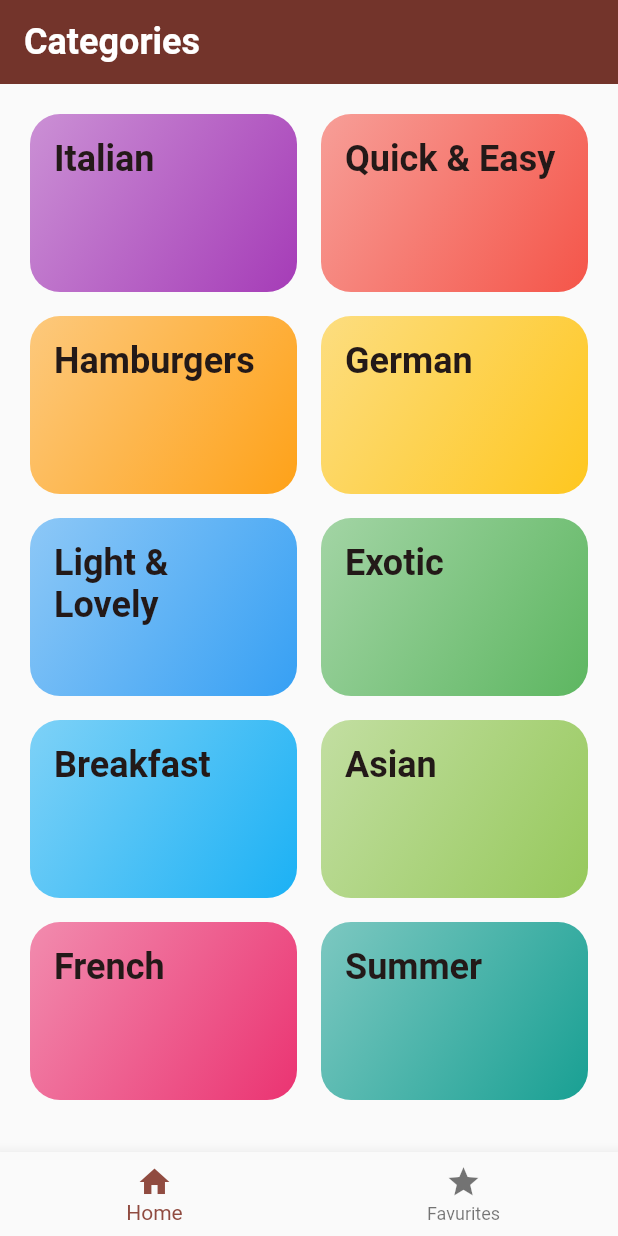
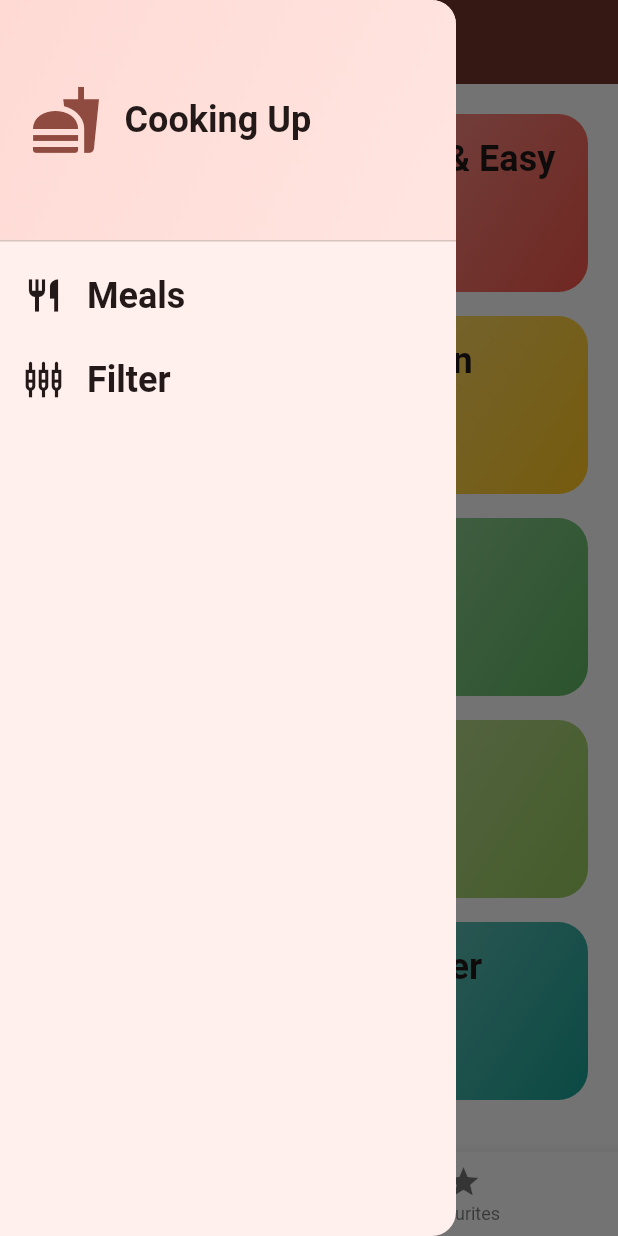
Before and after one commit to adarsh-fr/Meals, a Flutter app: the screen it shows after launch, with the side drawer open (before the commit the screen has no drawer), on a phone screen of 412 x 824 dp. Run offline on Flutter 3.47's test engine with Material 2 defaults, Android fonts, the phone set to English and light mode, and no system bars; our stand-ins replace transparent_image; missing offline and left inert: bulleted_list, enough_platform_widgets.

Commit message:
Added Filters For Meals

```diff
--- a/lib/main.dart
+++ b/lib/main.dart
@@ -1,15 +1,13 @@
 import 'package:flutter/material.dart';
-import 'package:google_fonts/google_fonts.dart';
 
-import 'package:meals/screens/categories.dart';
 import 'package:meals/screens/tabs.dart';
 
 var kColorScheme = ColorScheme.fromSeed(
-  seedColor: Color.fromARGB(255, 247, 5, 5)
+  seedColor: const Color.fromARGB(255, 247, 5, 5)
 );
 
 var kDarkColorScheme = ColorScheme.fromSeed(
-  seedColor: Color.fromARGB(255, 0, 14, 0),
+  seedColor: const Color.fromARGB(255, 0, 14, 0),
   brightness: Brightness.dark,
 );
 void main() {
--- a/lib/screens/categories.dart
+++ b/lib/screens/categories.dart
@@ -7,12 +7,13 @@ import 'package:meals/widgets/category_grid_item.dart';
 import '../models/meal_model.dart';
 
 class CategoriesScreen extends StatelessWidget {
-  const CategoriesScreen({super.key, required this.onToggleFavorite});
+  const CategoriesScreen({super.key, required this.onToggleFavorite, required this.availableMeals});
 
   final void Function(MealModel meal) onToggleFavorite;
+  final List<MealModel> availableMeals;
 
   void _selectedCategory(BuildContext context, CategoryModel category) {
-    final selectedCategoryMeals = dummyMealData
+    final selectedCategoryMeals = availableMeals
         .where(
           (meal) => meal.categories.contains(category.id),
         )
--- a/lib/screens/tabs.dart
+++ b/lib/screens/tabs.dart
@@ -1,8 +1,18 @@
 import 'package:flutter/material.dart';
 
+import 'package:meals/data/dummy_data.dart';
 import 'package:meals/models/meal_model.dart';
 import 'package:meals/screens/categories.dart';
+import 'package:meals/screens/filters.dart';
 import 'package:meals/screens/meals.dart';
+import 'package:meals/widgets/main_drawer.dart';
+
+const kInitialFilters = {
+  Filter.glutenFree: false,
+  Filter.lactoseFree: false,
+  Filter.vegeterian: false,
+  Filter.vegan: false,
+};
 
 class TabsScreen extends StatefulWidget {
   const TabsScreen({super.key});
@@ -16,6 +26,7 @@ class TabsScreen extends StatefulWidget {
 class _TabsScreenState extends State<TabsScreen> {
   int _selectedPageIndex = 0;
   final List<MealModel> _favoriteMeal = [];
+  Map<Filter, bool> _selectedFilters = kInitialFilters;
 
   void _showInfoMessage(String message) {
     ScaffoldMessenger.of(context).clearSnackBars();
@@ -48,10 +59,41 @@ class _TabsScreenState extends State<TabsScreen> {
     });
   }
 
+  void _setScreen(String identifier) async {
+    Navigator.of(context).pop();
+    if (identifier == 'filters') {
+      final result = await Navigator.of(context).push<Map<Filter, bool>>(
+        MaterialPageRoute(
+          builder: (ctx) => FiltersScreen(currentFilters: _selectedFilters,),
+        ),
+      );
+      setState(() {
+        _selectedFilters = result ?? kInitialFilters;
+      });
+    }
+  }
+
   @override
   Widget build(BuildContext context) {
+    final availableMeals = dummyMealData.where((meal) {
+      if (_selectedFilters[Filter.glutenFree]! && !meal.isGlutenFree) {
+        return false;
+      }
+      if (_selectedFilters[Filter.lactoseFree]! && !meal.isLactoseFree) {
+        return false;
+      }
+      if (_selectedFilters[Filter.vegan]! && !meal.isVegan) {
+        return false;
+      }
+      if (_selectedFilters[Filter.vegeterian]! && !meal.isVegetarian) {
+        return false;
+      }
+      return true;
+    }).toList();
+
     Widget activePage = CategoriesScreen(
       onToggleFavorite: _toggleMealFavoriteStatus,
+      availableMeals: availableMeals,
     );
     var activePageTitle = 'Categories';
 
@@ -67,6 +109,9 @@ class _TabsScreenState extends State<TabsScreen> {
       appBar: AppBar(
         title: Text(activePageTitle),
       ),
+      drawer: MainDrawer(
+        onSelectScreen: _setScreen,
+      ),
       body: activePage,
       bottomNavigationBar: BottomNavigationBar(
         currentIndex: _selectedPageIndex,
--- /dev/null
+++ b/lib/widgets/main_drawer.dart
@@ -0,0 +1,85 @@
+import 'package:flutter/material.dart';
+
+class MainDrawer extends StatelessWidget {
+  const MainDrawer({super.key, required this.onSelectScreen});
+
+  final void Function(String identifier) onSelectScreen;
+
+  @override
+  Widget build(BuildContext context) {
+    return Drawer(
+      child: Column(
+        children: [
+          DrawerHeader(
+            padding: const EdgeInsets.all(20),
+            decoration: BoxDecoration(
+              gradient: LinearGradient(
+                colors: [
+                  Theme.of(context).colorScheme.primaryContainer,
+                  Theme.of(context)
+                      .colorScheme
+                      .primaryContainer
+                      .withOpacity(0.5),
+                ],
+                begin: Alignment.topLeft,
+                end: Alignment.bottomRight,
+              ),
+            ),
+            child: Row(
+              children: [
+                Icon(
+                  Icons.fastfood,
+                  size: 48,
+                  color: Theme.of(context).colorScheme.primary,
+                ),
+                const SizedBox(
+                  width: 15,
+                ),
+                Text(
+                  'Cooking Up',
+                  style: Theme.of(context).textTheme.titleLarge!.copyWith(
+                        color: Theme.of(context).colorScheme.onBackground,
+                      ),
+                )
+              ],
+            ),
+          ),
+          ListTile(
+            leading: Icon(
+              Icons.restaurant,
+              size: 26,
+              color: Theme.of(context).colorScheme.onBackground,
+            ),
+            title: Text(
+              'Meals',
+              style: Theme.of(context).textTheme.titleMedium!.copyWith(
+                  color: Theme.of(context).colorScheme.onBackground,
+                  fontSize: 24,
+                  fontWeight: FontWeight.bold),
+            ),
+            onTap: () {
+              onSelectScreen('meals');
+            },
+          ),
+          ListTile(
+            leading: Icon(
+              Icons.settings_input_component_outlined,
+              size: 26,
+              color: Theme.of(context).colorScheme.onBackground,
+            ),
+            title: Text(
+              'Filter',
+              style: Theme.of(context).textTheme.titleMedium!.copyWith(
+                  color: Theme.of(context).colorScheme.onBackground,
+                  fontSize: 24,
+                  fontWeight: FontWeight.bold),
+            ),
+            onTap: () {
+              onSelectScreen('filters');
+            },
+          ),
+        ],
+      ),
+    );
+  }
+}
```
Also changed, not shown: lib/screens/filters.dart (added, +158 -0 lines), lib/screens/meals.dart (+1 -9 lines).
